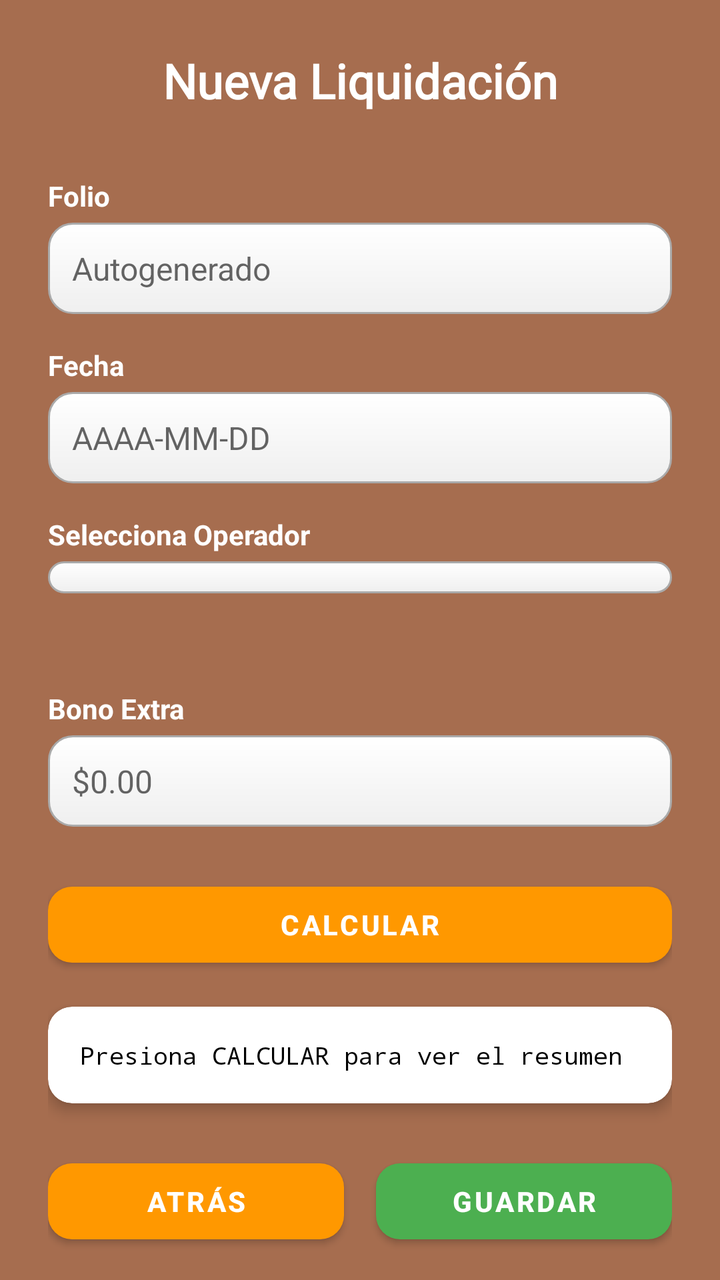
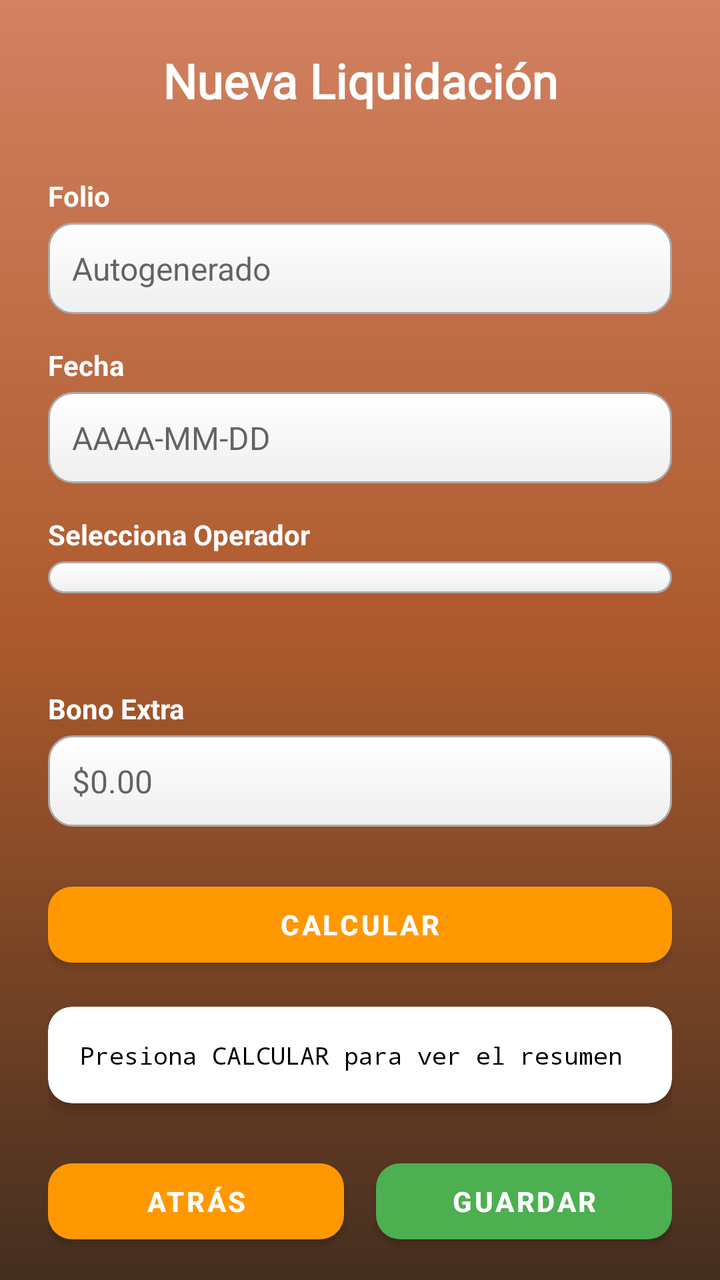

Compare the two renders of this Android layout. The source of the first and the diff that turns it into the second are given below.
<!-- AndroidManifest.xml: application theme Theme.Satori_by_Aristo -->
<!-- res/layout/activity_nueva_liquidacion.xml -->
<?xml version="1.0" encoding="utf-8"?>
<androidx.core.widget.NestedScrollView xmlns:android="http://schemas.android.com/apk/res/android"
    xmlns:app="http://schemas.android.com/apk/res-auto"
    android:layout_width="match_parent"
    android:layout_height="match_parent"
    android:background="@color/naranja_fondo"
    android:fillViewport="true">

    <LinearLayout
        android:layout_width="match_parent"
        android:layout_height="wrap_content"
        android:orientation="vertical"
        android:padding="24dp">

        
        <TextView
            android:layout_width="match_parent"
            android:layout_height="wrap_content"
            android:text="Nueva Liquidación"
            android:textColor="@android:color/white"
            android:textSize="24sp"
            android:textStyle="bold"
            android:fontFamily="@font/rob_bold"
            android:gravity="center"
            android:layout_marginBottom="32dp"/>

        
        <TextView
            android:layout_width="match_parent"
            android:layout_height="wrap_content"
            android:text="Folio"
            android:textColor="@android:color/white"
            android:textSize="14sp"
            android:textStyle="bold"
            android:layout_marginBottom="4dp"/>

        <EditText
            android:id="@+id/folioLiquidacion"
            android:layout_width="match_parent"
            android:layout_height="wrap_content"
            android:enabled="false"
            android:hint="Autogenerado"
            android:padding="12dp"
            android:textColor="@color/black"
            android:textSize="16sp"
            android:background="@drawable/edittext_background"
            android:layout_marginBottom="16dp"/>

        
        <TextView
            android:layout_width="match_parent"
            android:layout_height="wrap_content"
            android:text="Fecha"
            android:textColor="@android:color/white"
            android:textSize="14sp"
            android:textStyle="bold"
            android:layout_marginBottom="4dp"/>

        <EditText
            android:id="@+id/fechaLiquidacion"
            android:layout_width="match_parent"
            android:layout_height="wrap_content"
            android:enabled="false"
            android:hint="AAAA-MM-DD"
            android:padding="12dp"
            android:textColor="@color/black"
            android:textSize="16sp"
            android:background="@drawable/edittext_background"
            android:layout_marginBottom="16dp"/>

        
        <TextView
            android:layout_width="match_parent"
            android:layout_height="wrap_content"
            android:text="Selecciona Operador"
            android:textColor="@android:color/white"
            android:textSize="14sp"
            android:textStyle="bold"
            android:layout_marginBottom="4dp"/>

        <Spinner
            android:id="@+id/spinnerOperadores"
            android:layout_width="match_parent"
            android:layout_height="wrap_content"
            android:background="@drawable/edittext_background"
            android:layout_marginBottom="24dp"/>

        
        <androidx.cardview.widget.CardView
            android:layout_width="match_parent"
            android:layout_height="wrap_content"
            app:cardCornerRadius="12dp"
            app:cardElevation="4dp"
            android:layout_marginBottom="24dp">

            <ListView
                android:id="@+id/listViewBitacorasLiquidacion"
                android:layout_width="match_parent"
                android:layout_height="wrap_content"
                android:divider="@android:color/darker_gray"
                android:dividerHeight="1dp"
                android:background="@android:color/white"/>
        </androidx.cardview.widget.CardView>

        
        <TextView
            android:layout_width="match_parent"
            android:layout_height="wrap_content"
            android:text="Bono Extra"
            android:textColor="@android:color/white"
            android:textSize="14sp"
            android:textStyle="bold"
            android:layout_marginBottom="4dp"/>

        <EditText
            android:id="@+id/bonoExtraLiquidacion"
            android:layout_width="match_parent"
            android:layout_height="wrap_content"
            android:hint="$0.00"
            android:inputType="numberDecimal"
            android:padding="12dp"
            android:textColor="@color/black"
            android:textSize="16sp"
            android:background="@drawable/edittext_background"
            android:layout_marginBottom="24dp"/>

        
        <com.google.android.material.button.MaterialButton
            android:id="@+id/calcularLiquidacion"
            android:layout_width="match_parent"
            android:layout_height="50dp"
            android:text="CALCULAR"
            android:textStyle="bold"
            android:textColor="@android:color/white"
            app:cornerRadius="12dp"
            app:backgroundTint="@color/orange"
            android:layout_marginBottom="16dp"/>

        
        <androidx.cardview.widget.CardView
            android:layout_width="match_parent"
            android:layout_height="wrap_content"
            app:cardCornerRadius="12dp"
            app:cardElevation="4dp"
            android:layout_marginBottom="24dp">

            <ScrollView
                android:layout_width="match_parent"
                android:layout_height="wrap_content"
                android:maxHeight="400dp">

                <TextView
                    android:id="@+id/tvResumenCalculo"
                    android:layout_width="match_parent"
                    android:layout_height="wrap_content"
                    android:text="Presiona CALCULAR para ver el resumen"
                    android:textSize="12sp"
                    android:textColor="@color/black"
                    android:fontFamily="monospace"
                    android:padding="16dp"/>
            </ScrollView>
        </androidx.cardview.widget.CardView>

        
        <LinearLayout
            android:layout_width="match_parent"
            android:layout_height="wrap_content"
            android:orientation="horizontal"
            android:weightSum="2">

            <com.google.android.material.button.MaterialButton
                android:id="@+id/atrasLiquidacion"
                android:layout_width="0dp"
                android:layout_height="50dp"
                android:layout_weight="1"
                android:text="ATRÁS"
                android:textStyle="bold"
                android:textColor="@android:color/white"
                app:cornerRadius="12dp"
                app:backgroundTint="@color/orange"
                android:layout_marginEnd="8dp"/>

            <com.google.android.material.button.MaterialButton
                android:id="@+id/guardarLiquidacion"
                android:layout_width="0dp"
                android:layout_height="50dp"
                android:layout_weight="1"
                android:text="GUARDAR"
                android:textStyle="bold"
                android:textColor="@android:color/white"
                app:cornerRadius="12dp"
                app:backgroundTint="@color/green"
                android:layout_marginStart="8dp"/>
        </LinearLayout>
    </LinearLayout>
</androidx.core.widget.NestedScrollView>
<!-- resources referenced by this layout -->
<resources>
  <color name="black">#FF000000</color>
  <color name="green">#4CAF50</color>
  <color name="naranja_fondo">#A66D4F</color>
  <color name="orange">#FF9800</color>
  <!-- drawable edittext_background (drawable) -->
  <shape xmlns:android="http://schemas.android.com/apk/res/android"
      android:shape="rectangle">
  
      
      <solid android:color="@android:color/white" />
  
      
      <corners android:radius="12dp" />
  
      
      <stroke
          android:width="1dp"
          android:color="@android:color/darker_gray" />
  
      
      <padding
          android:left="8dp"
          android:top="8dp"
          android:right="8dp"
          android:bottom="8dp" />
  
      
      <gradient
          android:startColor="#FFFFFFFF"
          android:endColor="#FFEFEFEF"
          android:angle="270" />
  </shape>
  <style name="Theme.Satori_by_Aristo" parent="Theme.MaterialComponents.DayNight.DarkActionBar">
          
          <item name="colorPrimary">@color/orange</item>
          <item name="colorPrimaryVariant">@color/orange_dark</item>
          <item name="colorOnPrimary">@color/white</item>
          <item name="colorSecondary">@color/grey</item>
          <item name="colorOnSecondary">@color/black</item>
      </style>
  <color name="orange_dark">#F57C00</color>
  <color name="white">#FFFFFFFF</color>
  <color name="grey">#BF040303</color>
</resources>

<!-- the commit's change to res/layout/activity_nueva_liquidacion.xml (unified diff, before → after) -->
@@ -3,7 +3,7 @@
     xmlns:app="http://schemas.android.com/apk/res-auto"
     android:layout_width="match_parent"
     android:layout_height="match_parent"
-    android:background="@color/naranja_fondo"
+    android:background="@drawable/bg_gradient"
     android:fillViewport="true">
 
     <LinearLayout
<!-- resource entries referenced after the edit -->
@@ -2,8 +2,16 @@
 <resources>
   <color name="black">#FF000000</color>
   <color name="green">#4CAF50</color>
-  <color name="naranja_fondo">#A66D4F</color>
   <color name="orange">#FF9800</color>
+  <!-- drawable bg_gradient (drawable) -->
+  <shape xmlns:android="http://schemas.android.com/apk/res/android"
+      android:shape="rectangle">
+      <gradient
+          android:startColor="#442E1F"
+          android:centerColor="#AC5A2C"
+          android:endColor="#D28161"
+          android:angle="90"/>
+  </shape>
   <!-- drawable edittext_background (drawable) -->
   <shape xmlns:android="http://schemas.android.com/apk/res/android"
       android:shape="rectangle">
@@ -39,6 +47,12 @@
           <item name="colorOnPrimary">@color/white</item>
           <item name="colorSecondary">@color/grey</item>
           <item name="colorOnSecondary">@color/black</item>
+  
+          
+          <item name="android:statusBarColor">@color/orange_dark</item> 
+          <item name="android:windowDrawsSystemBarBackgrounds">true</item> 
+          <item name="windowActionBar">true</item>
+          <item name="windowNoTitle">false</item>
       </style>
   <color name="orange_dark">#F57C00</color>
   <color name="white">#FFFFFFFF</color>
